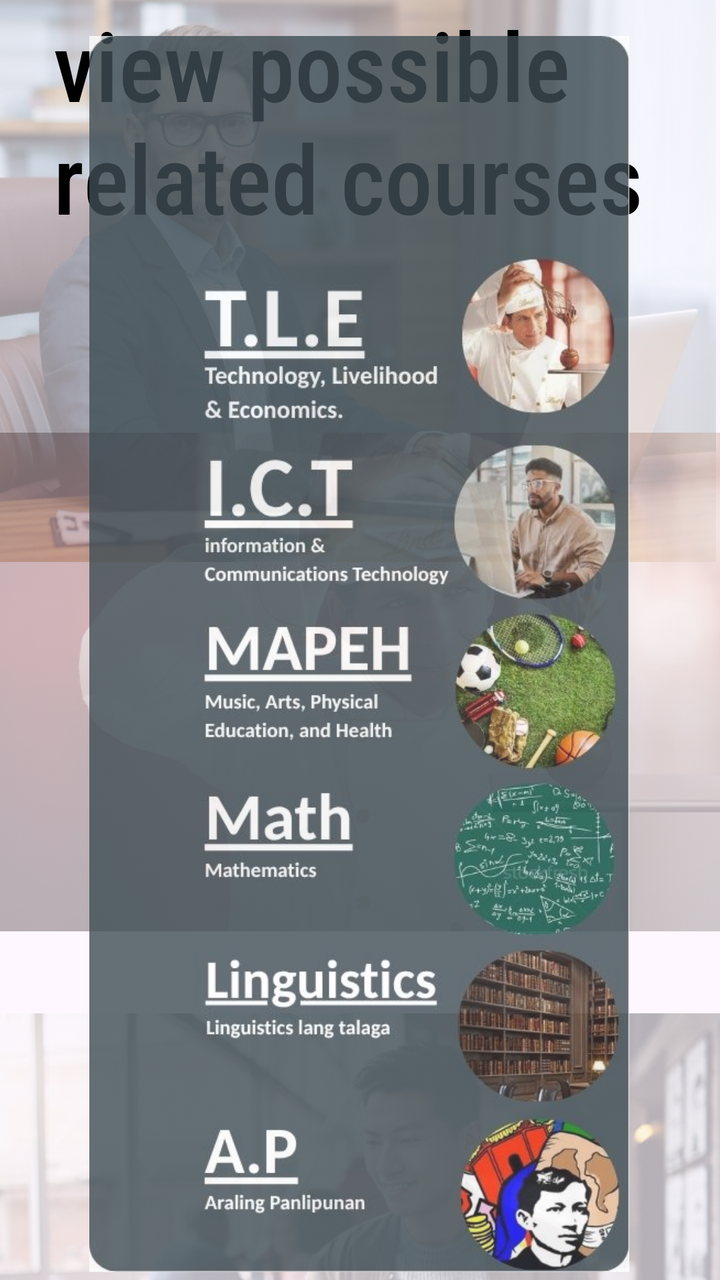
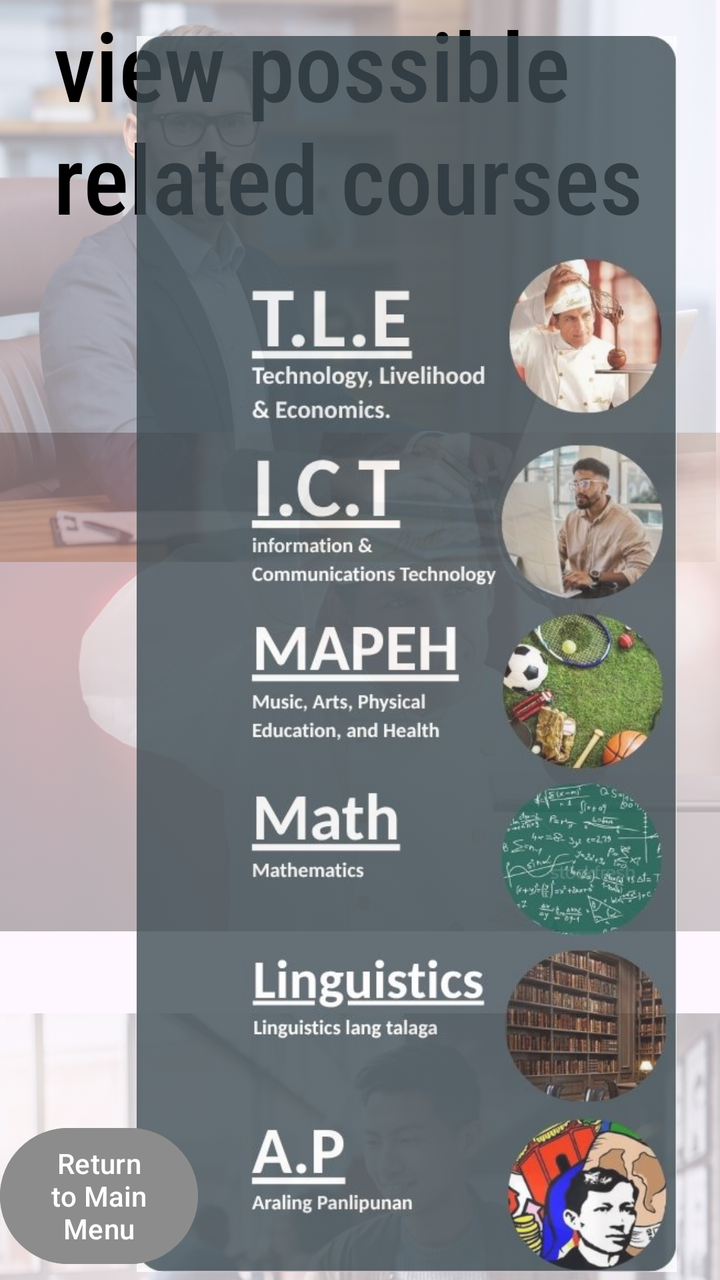

Compare the two renders of this Android layout. The source of the first and the diff that turns it into the second are given below.
<!-- AndroidManifest.xml: application theme Theme.MyApplication -->
<!-- res/layout/viewrelatedcourses.xml -->
<?xml version="1.0" encoding="utf-8"?>
<androidx.constraintlayout.widget.ConstraintLayout xmlns:android="http://schemas.android.com/apk/res/android"
    xmlns:app="http://schemas.android.com/apk/res-auto"
    xmlns:tools="http://schemas.android.com/tools"
    android:id="@+id/main"
    android:layout_width="match_parent"
    android:layout_height="match_parent"
    tools:context=".MainActivity2">

    <ImageView
        android:id="@+id/topimg"
        android:layout_width="426dp"
        android:layout_height="281dp"
        android:layout_marginBottom="343dp"
        android:alpha="0.4"
        android:src="@drawable/office_slave"
        android:visibility="visible"
        app:layout_constraintBottom_toBottomOf="@+id/middleimg"
        app:layout_constraintEnd_toEndOf="parent"
        app:layout_constraintTop_toTopOf="parent"
        app:layout_constraintVertical_bias="0.0" />

    <ImageView
        android:id="@+id/middleimg"
        android:layout_width="wrap_content"
        android:layout_height="wrap_content"
        android:alpha="0.3"
        android:layerType="none"
        android:src="@drawable/me_making_chocolate"
        app:layout_constraintBottom_toBottomOf="@+id/mainUI"
        app:layout_constraintStart_toStartOf="parent"
        app:layout_constraintTop_toTopOf="@+id/textView4"
        app:layout_constraintVertical_bias="0.624" />

    <TextView
        android:id="@+id/textView4"
        android:layout_width="306dp"
        android:layout_height="191dp"
        android:fontFamily="sans-serif-condensed-medium"
        android:text="view possible related courses"
        android:textColor="#000000"
        android:textSize="48sp"
        app:layout_constraintBottom_toBottomOf="@+id/mainUI"
        app:layout_constraintEnd_toEndOf="parent"
        app:layout_constraintHorizontal_bias="0.495"
        app:layout_constraintStart_toStartOf="parent"
        app:layout_constraintTop_toTopOf="parent"
        app:layout_constraintVertical_bias="0.0" />

    <ImageView
        android:id="@+id/bottomimg"
        android:layout_width="wrap_content"
        android:layout_height="wrap_content"
        android:layout_marginTop="424dp"
        android:alpha="0.3"
        android:src="@drawable/asiandudestudyingloremipsum"
        app:layout_constraintEnd_toEndOf="parent"
        app:layout_constraintHorizontal_bias="0.0"
        app:layout_constraintStart_toStartOf="parent"
        app:layout_constraintTop_toTopOf="@+id/topimg" />

    <ImageView
        android:id="@+id/mainUI"
        android:layout_width="306dp"
        android:layout_height="618dp"
        android:layout_marginBottom="4dp"
        android:alpha="0.8"
        android:src="@drawable/naligo_ka_na_ba"
        app:layout_constraintBottom_toBottomOf="parent"
        app:layout_constraintEnd_toEndOf="@+id/bottomimg"
        app:layout_constraintHorizontal_bias="0.495"
        app:layout_constraintStart_toStartOf="@+id/bottomimg"
        tools:ignore="MissingConstraints" />

    <Button
        android:id="@+id/apbutton"
        android:layout_width="79dp"
        android:layout_height="79dp"
        android:layout_marginTop="32dp"
        android:text="Button"
        android:visibility="invisible"
        app:layout_constraintEnd_toEndOf="parent"
        app:layout_constraintHorizontal_bias="0.762"
        app:layout_constraintStart_toStartOf="parent"
        app:layout_constraintTop_toBottomOf="@+id/middleimg" />

    <Button
        android:id="@+id/linguisticsbutton"
        android:layout_width="79dp"
        android:layout_height="79dp"
        android:text="Button"
        android:visibility="invisible"
        app:layout_constraintBottom_toTopOf="@+id/apbutton"
        app:layout_constraintEnd_toEndOf="parent"
        app:layout_constraintHorizontal_bias="0.759"
        app:layout_constraintStart_toStartOf="parent"
        app:layout_constraintTop_toTopOf="@+id/mapehbutton"
        app:layout_constraintVertical_bias="0.971" />

    <Button
        android:id="@+id/mathbutton"
        android:layout_width="79dp"
        android:layout_height="79dp"
        android:text="Button"
        android:visibility="invisible"
        app:layout_constraintBottom_toTopOf="@+id/linguisticsbutton"
        app:layout_constraintEnd_toEndOf="parent"
        app:layout_constraintHorizontal_bias="0.762"
        app:layout_constraintStart_toStartOf="parent"
        app:layout_constraintTop_toTopOf="@+id/mapehbutton"
        app:layout_constraintVertical_bias="0.94" />

    <Button
        android:id="@+id/mapehbutton"
        android:layout_width="79dp"
        android:layout_height="79dp"
        android:text="Button"
        android:visibility="invisible"
        app:layout_constraintBottom_toBottomOf="@+id/apbutton"
        app:layout_constraintEnd_toEndOf="@+id/middleimg"
        app:layout_constraintHorizontal_bias="0.762"
        app:layout_constraintStart_toStartOf="parent"
        app:layout_constraintTop_toBottomOf="@+id/tlebutton"
        app:layout_constraintVertical_bias="0.271" />

    <Button
        android:id="@+id/ictbutton"
        android:layout_width="79dp"
        android:layout_height="79dp"
        android:layout_marginBottom="20dp"
        android:text="Button"
        android:visibility="invisible"
        app:layout_constraintBottom_toTopOf="@+id/mapehbutton"
        app:layout_constraintEnd_toEndOf="parent"
        app:layout_constraintHorizontal_bias="0.762"
        app:layout_constraintStart_toStartOf="parent"
        app:layout_constraintTop_toTopOf="@+id/mainUI"
        app:layout_constraintVertical_bias="1.0"
        tools:ignore="MissingConstraints" />

    <Button
        android:id="@+id/tlebutton"
        android:layout_width="63dp"
        android:layout_height="70dp"
        android:text="Button"
        android:visibility="invisible"
        app:layout_constraintBottom_toBottomOf="@+id/mainUI"
        app:layout_constraintEnd_toEndOf="parent"
        app:layout_constraintHorizontal_bias="0.75"
        app:layout_constraintStart_toStartOf="parent"
        app:layout_constraintTop_toTopOf="@+id/mainUI"
        app:layout_constraintVertical_bias="0.218" />

</androidx.constraintlayout.widget.ConstraintLayout>
<!-- resources referenced by this layout -->
<resources>
  <!-- drawable asiandudestudyingloremipsum: jpg bitmap (drawable, 35520 bytes) -->
  <!-- drawable me_making_chocolate: webp bitmap (drawable, 19824 bytes) -->
  <!-- drawable naligo_ka_na_ba: jpg bitmap (drawable, 78884 bytes) -->
  <!-- drawable office_slave: jpg bitmap (drawable, 63630 bytes) -->
  <style name="Theme.MyApplication" parent="Base.Theme.MyApplication" />
  <style name="Base.Theme.MyApplication" parent="Theme.Material3.DayNight.NoActionBar">
          
          
      </style>
</resources>

<!-- the commit's change to res/layout/viewrelatedcourses.xml (unified diff, before → after) -->
@@ -68,7 +68,7 @@
         android:src="@drawable/naligo_ka_na_ba"
         app:layout_constraintBottom_toBottomOf="parent"
         app:layout_constraintEnd_toEndOf="@+id/bottomimg"
-        app:layout_constraintHorizontal_bias="0.495"
+        app:layout_constraintHorizontal_bias="0.933"
         app:layout_constraintStart_toStartOf="@+id/bottomimg"
         tools:ignore="MissingConstraints" />
 
@@ -76,26 +76,40 @@
         android:id="@+id/apbutton"
         android:layout_width="79dp"
         android:layout_height="79dp"
-        android:layout_marginTop="32dp"
+        android:layout_marginTop="24dp"
         android:text="Button"
         android:visibility="invisible"
         app:layout_constraintEnd_toEndOf="parent"
-        app:layout_constraintHorizontal_bias="0.762"
+        app:layout_constraintHorizontal_bias="0.921"
         app:layout_constraintStart_toStartOf="parent"
         app:layout_constraintTop_toBottomOf="@+id/middleimg" />
 
     <Button
-        android:id="@+id/linguisticsbutton"
+        android:id="@+id/mainMenuButton"
+        android:layout_width="99dp"
+        android:layout_height="76dp"
+        android:backgroundTint="#8C8C8C"
+        android:text="Return to Main Menu"
+        android:visibility="visible"
+        app:layout_constraintBottom_toBottomOf="parent"
+        app:layout_constraintEnd_toEndOf="parent"
+        app:layout_constraintHorizontal_bias="0.0"
+        app:layout_constraintStart_toStartOf="parent"
+        app:layout_constraintTop_toTopOf="parent"
+        app:layout_constraintVertical_bias="0.993" />
+
+    <Button
+        android:id="@+id/apbutton3"
         android:layout_width="79dp"
         android:layout_height="79dp"
-        android:text="Button"
+        android:text="Return to Main Menu"
         android:visibility="invisible"
         app:layout_constraintBottom_toTopOf="@+id/apbutton"
         app:layout_constraintEnd_toEndOf="parent"
-        app:layout_constraintHorizontal_bias="0.759"
+        app:layout_constraintHorizontal_bias="0.921"
         app:layout_constraintStart_toStartOf="parent"
         app:layout_constraintTop_toTopOf="@+id/mapehbutton"
-        app:layout_constraintVertical_bias="0.971" />
+        app:layout_constraintVertical_bias="1.0" />
 
     <Button
         android:id="@+id/mathbutton"
@@ -103,12 +117,12 @@
         android:layout_height="79dp"
         android:text="Button"
         android:visibility="invisible"
-        app:layout_constraintBottom_toTopOf="@+id/linguisticsbutton"
+        app:layout_constraintBottom_toTopOf="@+id/mainMenuButton"
         app:layout_constraintEnd_toEndOf="parent"
-        app:layout_constraintHorizontal_bias="0.762"
+        app:layout_constraintHorizontal_bias="0.888"
         app:layout_constraintStart_toStartOf="parent"
         app:layout_constraintTop_toTopOf="@+id/mapehbutton"
-        app:layout_constraintVertical_bias="0.94" />
+        app:layout_constraintVertical_bias="1.0" />
 
     <Button
         android:id="@+id/mapehbutton"
@@ -118,10 +132,10 @@
         android:visibility="invisible"
         app:layout_constraintBottom_toBottomOf="@+id/apbutton"
         app:layout_constraintEnd_toEndOf="@+id/middleimg"
-        app:layout_constraintHorizontal_bias="0.762"
+        app:layout_constraintHorizontal_bias="0.888"
         app:layout_constraintStart_toStartOf="parent"
         app:layout_constraintTop_toBottomOf="@+id/tlebutton"
-        app:layout_constraintVertical_bias="0.271" />
+        app:layout_constraintVertical_bias="0.275" />
 
     <Button
         android:id="@+id/ictbutton"
@@ -132,7 +146,7 @@
         android:visibility="invisible"
         app:layout_constraintBottom_toTopOf="@+id/mapehbutton"
         app:layout_constraintEnd_toEndOf="parent"
-        app:layout_constraintHorizontal_bias="0.762"
+        app:layout_constraintHorizontal_bias="0.888"
         app:layout_constraintStart_toStartOf="parent"
         app:layout_constraintTop_toTopOf="@+id/mainUI"
         app:layout_constraintVertical_bias="1.0"
@@ -146,9 +160,9 @@
         android:visibility="invisible"
         app:layout_constraintBottom_toBottomOf="@+id/mainUI"
         app:layout_constraintEnd_toEndOf="parent"
-        app:layout_constraintHorizontal_bias="0.75"
+        app:layout_constraintHorizontal_bias="0.893"
         app:layout_constraintStart_toStartOf="parent"
         app:layout_constraintTop_toTopOf="@+id/mainUI"
-        app:layout_constraintVertical_bias="0.218" />
+        app:layout_constraintVertical_bias="0.211" />
 
 </androidx.constraintlayout.widget.ConstraintLayout>
